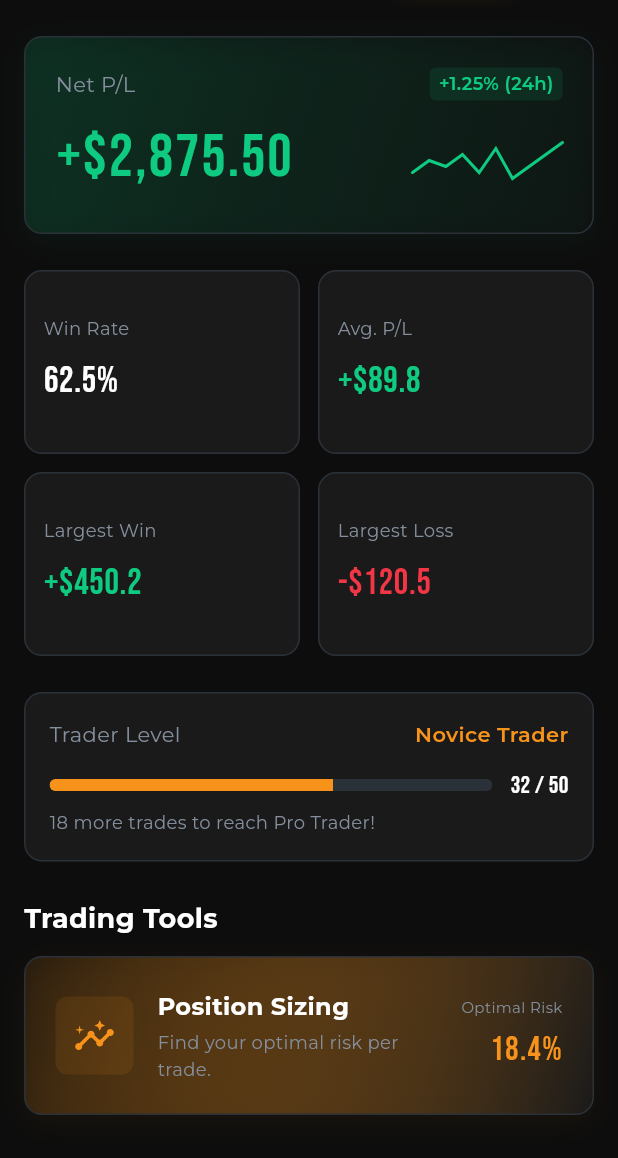
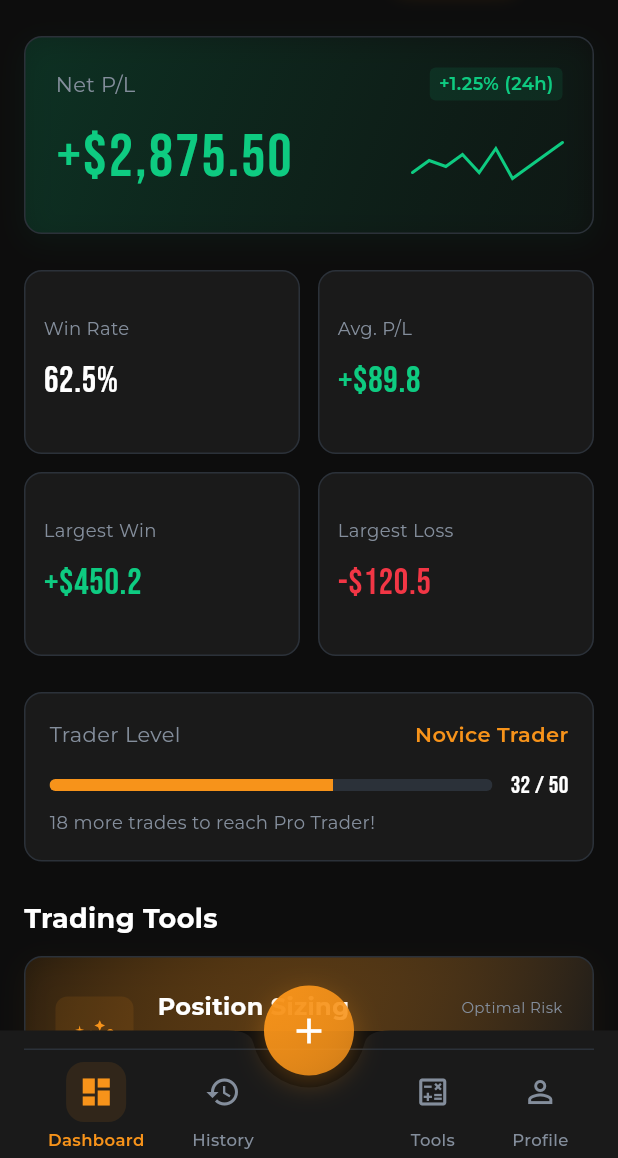
Before and after one commit to jack7141/Trade-up, a Flutter app: the screen it shows after launch, on a phone screen of 412 x 824 dp, the part 78-1236 px from its top. Run offline on Flutter 3.47's test engine with Material 3 defaults, Android fonts, the phone set to English and light mode, and no system bars; our stand-ins replace dio, flutter_riverpod, flutter_secure_storage, font_awesome_flutter, go_router, google_fonts.

Commit message:
ADD: 하단 네비게이션 추가 오버플로우 수정해야함

```diff
--- a/lib/core/router/app_router.dart
+++ b/lib/core/router/app_router.dart
@@ -3,6 +3,7 @@ import 'dart:developer';
 import 'package:dio/dio.dart';
 import 'package:flutter_secure_storage/flutter_secure_storage.dart';
 import 'package:go_router/go_router.dart';
+import 'package:trade_up/core/view/main_navigation_screen.dart';
 import 'package:trade_up/features/dashboard/view/dashboard_screen.dart';
 
 import '../common/exceptions.dart';
@@ -107,13 +108,45 @@ Future<String> _checkAutoLogin() async {
 }
 
 final router = GoRouter(
-  initialLocation: DashboardScreen.routePath,
+  initialLocation: '/dashboard',
   onException: handleRouterException,
   routes: [
-    GoRoute(
-      path: DashboardScreen.routePath,
-      name: DashboardScreen.routeName,
-      builder: (context, state) => const DashboardScreen(),
+    ShellRoute(
+      builder: (context, state, child) {
+        return MainNavigationScreen(child: child);
+      },
+      routes: [
+        // Dashboard
+        GoRoute(
+          path: '/dashboard',
+          name: 'dashboard',
+          builder: (context, state) => const DashboardScreen(),
+        ),
+        // History (거래 히스토리)
+        GoRoute(
+          path: '/history',
+          name: 'history',
+          builder: (context, state) => const DashboardScreen(),
+        ),
+        // Add Trade (거래 추가)
+        GoRoute(
+          path: '/add-trade',
+          name: 'add-trade',
+          builder: (context, state) => const DashboardScreen(),
+        ),
+        // Tools (트레이딩 도구)
+        GoRoute(
+          path: '/tools',
+          name: 'tools',
+          builder: (context, state) => const DashboardScreen(),
+        ),
+        // Profile (프로필)
+        GoRoute(
+          path: '/profile',
+          name: 'profile',
+          builder: (context, state) => const DashboardScreen(),
+        ),
+      ],
     ),
   ],
 );
--- /dev/null
+++ b/lib/core/view/main_navigation_screen.dart
@@ -0,0 +1,178 @@
+import 'package:flutter/material.dart';
+import 'package:go_router/go_router.dart';
+import 'package:google_fonts/google_fonts.dart';
+import 'package:trade_up/core/theme/app_theme.dart';
+
+class MainNavigationScreen extends StatefulWidget {
+  static const String routeName = "main";
+  final Widget child;
+
+  const MainNavigationScreen({super.key, required this.child});
+
+  @override
+  State<MainNavigationScreen> createState() => _MainNavigationScreenState();
+}
+
+class _MainNavigationScreenState extends State<MainNavigationScreen> {
+  int _selectedIndex = 0;
+
+  void _onTap(int index) {
+    setState(() {
+      _selectedIndex = index;
+    });
+
+    // TradeUp 앱에 맞는 라우팅
+    switch (index) {
+      case 0:
+        context.go("/dashboard");
+        break;
+      case 1:
+        context.go("/history");
+        break;
+      case 2:
+        // Add Trade는 FloatingActionButton에서 처리
+        context.go("/add-trade");
+        break;
+      case 3:
+        context.go("/tools");
+        break;
+      case 4:
+        context.go("/profile");
+        break;
+    }
+  }
+
+  @override
+  Widget build(BuildContext context) {
+    return Scaffold(
+      body: widget.child,
+      floatingActionButton: _buildFloatingActionButton(),
+      floatingActionButtonLocation: FloatingActionButtonLocation.centerDocked,
+      bottomNavigationBar: _buildBottomAppBar(),
+    );
+  }
+
+  Widget _buildFloatingActionButton() {
+    return Container(
+      width: 60,
+      height: 60,
+      decoration: BoxDecoration(
+        gradient: LinearGradient(
+          colors: [AppTheme.accentColor, AppTheme.accentColor.withOpacity(0.8)],
+          begin: Alignment.topLeft,
+          end: Alignment.bottomRight,
+        ),
+        borderRadius: BorderRadius.circular(30),
+        boxShadow: [
+          BoxShadow(
+            color: AppTheme.accentColor.withOpacity(0.3),
+            blurRadius: 15,
+            offset: const Offset(0, 5),
+          ),
+        ],
+      ),
+      child: FloatingActionButton(
+        onPressed: () => _onTap(2),
+        backgroundColor: Colors.transparent,
+        elevation: 0,
+        child: const Icon(Icons.add, color: Colors.white, size: 28),
+      ),
+    );
+  }
+
+  Widget _buildBottomAppBar() {
+    return BottomAppBar(
+      color: AppTheme.surfaceColor,
+      elevation: 0,
+      height: 85,
+      shape: const CircularNotchedRectangle(),
+      notchMargin: 8,
+      child: Container(
+        decoration: BoxDecoration(
+          border: Border(
+            top: BorderSide(color: AppTheme.borderColor, width: 1),
+          ),
+        ),
+        child: Row(
+          mainAxisAlignment: MainAxisAlignment.spaceAround,
+          children: [
+            _buildNavItem(
+              index: 0,
+              icon: Icons.dashboard_outlined,
+              selectedIcon: Icons.dashboard,
+              label: 'Dashboard',
+            ),
+            _buildNavItem(
+              index: 1,
+              icon: Icons.history_outlined,
+              selectedIcon: Icons.history,
+              label: 'History',
+            ),
+            const SizedBox(width: 60), // FloatingActionButton을 위한 공간
+            _buildNavItem(
+              index: 3,
+              icon: Icons.calculate_outlined,
+              selectedIcon: Icons.calculate,
+              label: 'Tools',
+            ),
+            _buildNavItem(
+              index: 4,
+              icon: Icons.person_outline,
+              selectedIcon: Icons.person,
+              label: 'Profile',
+            ),
+          ],
+        ),
+      ),
+    );
+  }
+
+  Widget _buildNavItem({
+    required int index,
+    required IconData icon,
+    required IconData selectedIcon,
+    required String label,
+  }) {
+    final isSelected = _selectedIndex == index;
+
+    return GestureDetector(
+      onTap: () => _onTap(index),
+      behavior: HitTestBehavior.opaque,
+      child: Container(
+        padding: const EdgeInsets.symmetric(vertical: 8, horizontal: 12),
+        child: Column(
+          mainAxisSize: MainAxisSize.min,
+          children: [
+            Container(
+              padding: const EdgeInsets.all(8),
+              decoration: BoxDecoration(
+                color: isSelected
+                    ? AppTheme.accentColor.withOpacity(0.1)
+                    : Colors.transparent,
+                borderRadius: BorderRadius.circular(12),
+              ),
+              child: Icon(
+                isSelected ? selectedIcon : icon,
+                color: isSelected
+                    ? AppTheme.accentColor
+                    : AppTheme.secondaryText,
+                size: 24,
+              ),
+            ),
+            const SizedBox(height: 4),
+            Text(
+              label,
+              style: GoogleFonts.montserrat(
+                color: isSelected
+                    ? AppTheme.accentColor
+                    : AppTheme.secondaryText,
+                fontSize: 11,
+                fontWeight: isSelected ? FontWeight.w600 : FontWeight.w500,
+              ),
+            ),
+          ],
+        ),
+      ),
+    );
+  }
+}
```
Also changed, not shown: lib/core/widget/nav_tab.dart (added, +58 -0 lines).
